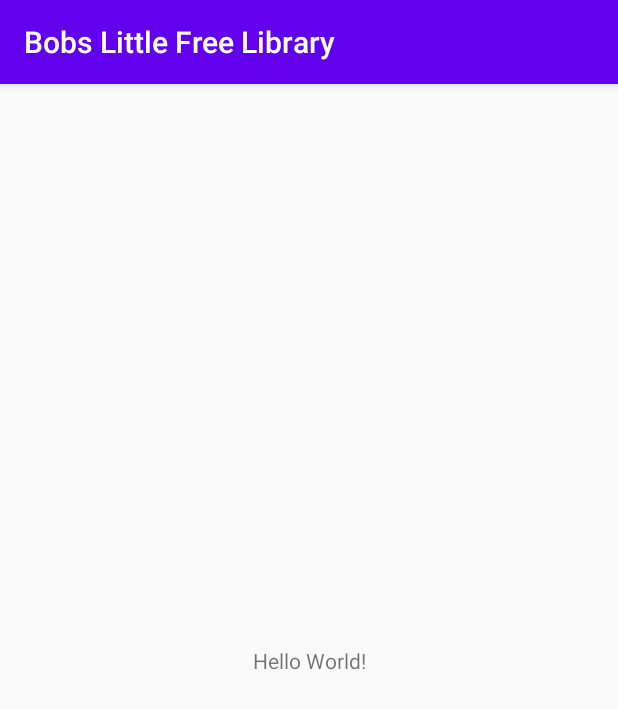
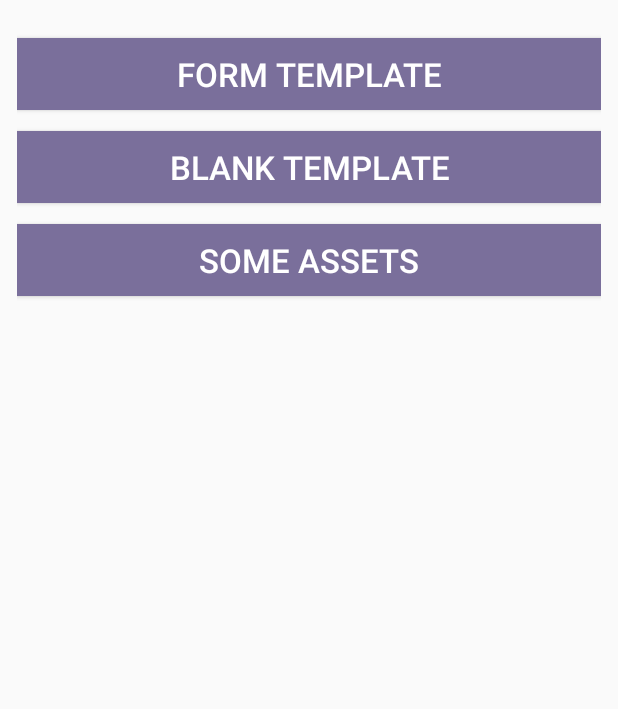
Before and after one commit to CMPUT301F20T29/Bobs-Little-Free-Library, an Android app: the screen it shows after launch (MainActivity), on a phone screen of 412 x 824 dp. Shown: the top 709 px of the screen. Run offline under Robolectric (Android 15) with nearby library versions, the phone set to English and light mode, and no system bars.

Commit message:
Created design templates

```diff
--- a/BobsLittleFreeLibrary/app/src/main/AndroidManifest.xml
+++ b/BobsLittleFreeLibrary/app/src/main/AndroidManifest.xml
@@ -9,6 +9,10 @@
         android:roundIcon="@mipmap/ic_launcher_round"
         android:supportsRtl="true"
         android:theme="@style/AppTheme">
+        <activity android:name=".templates.SomeAssetsActivity"></activity>
+        <activity android:name=".templates.BlankTemplateActivity" />
+        <activity android:name=".templates.FormTemplateActivity" />
+        <activity android:name=".templates.BlankActivityTemplate" />
         <activity android:name=".MainActivity">
             <intent-filter>
                 <action android:name="android.intent.action.MAIN" />
--- a/BobsLittleFreeLibrary/app/src/main/java/com/example/bobslittlefreelibrary/MainActivity.java
+++ b/BobsLittleFreeLibrary/app/src/main/java/com/example/bobslittlefreelibrary/MainActivity.java
@@ -2,13 +2,57 @@ package com.example.bobslittlefreelibrary;
 
 import androidx.appcompat.app.AppCompatActivity;
 
+import android.content.Intent;
 import android.os.Bundle;
+import android.view.View;
+import android.widget.Button;
+
+import com.example.bobslittlefreelibrary.templates.BlankTemplateActivity;
+import com.example.bobslittlefreelibrary.templates.FormTemplateActivity;
+import com.example.bobslittlefreelibrary.templates.SomeAssetsActivity;
 
 public class MainActivity extends AppCompatActivity {
+
+    private Button formTemplateButton;
+    private Button blankTemplateButton;
+    private Button someAssetsButton;
 
     @Override
     protected void onCreate(Bundle savedInstanceState) {
         super.onCreate(savedInstanceState);
         setContentView(R.layout.activity_main);
+
+        formTemplateButton = findViewById(R.id.form_template);
+        blankTemplateButton = findViewById(R.id.blank_template);
+        someAssetsButton = findViewById(R.id.some_assets);
+
+        formTemplateButton.setOnClickListener(new View.OnClickListener() {
+            @Override
+            public void onClick(View v) {
+                Intent intent = new Intent(MainActivity.this, FormTemplateActivity.class);
+                MainActivity.this.startActivity(intent);
+            }
+        });
+
+        blankTemplateButton.setOnClickListener(new View.OnClickListener() {
+            @Override
+            public void onClick(View v) {
+                Intent intent = new Intent(MainActivity.this, BlankTemplateActivity.class);
+                MainActivity.this.startActivity(intent);
+            }
+        });
+
+        someAssetsButton.setOnClickListener(new View.OnClickListener() {
+            @Override
+            public void onClick(View v) {
+                Intent intent = new Intent(MainActivity.this, SomeAssetsActivity.class);
+                MainActivity.this.startActivity(intent);
+            }
+        });
+
+
     }
+
+
+
 }
--- a/BobsLittleFreeLibrary/app/src/main/res/layout/activity_main.xml
+++ b/BobsLittleFreeLibrary/app/src/main/res/layout/activity_main.xml
@@ -1,18 +1,34 @@
 <?xml version="1.0" encoding="utf-8"?>
-<androidx.constraintlayout.widget.ConstraintLayout xmlns:android="http://schemas.android.com/apk/res/android"
-    xmlns:app="http://schemas.android.com/apk/res-auto"
+<RelativeLayout
+    xmlns:android="http://schemas.android.com/apk/res/android"
     xmlns:tools="http://schemas.android.com/tools"
     android:layout_width="match_parent"
     android:layout_height="match_parent"
-    tools:context=".MainActivity">
+    android:orientation="vertical"
+    tools:context=".MainActivity"
+    android:layout_gravity="start"
+    android:padding="11dp"
+    >
 
-    <TextView
-        android:layout_width="wrap_content"
+    <Button
+        android:id="@+id/form_template"
+        android:layout_width="match_parent"
         android:layout_height="wrap_content"
-        android:text="Hello World!"
-        app:layout_constraintBottom_toBottomOf="parent"
-        app:layout_constraintLeft_toLeftOf="parent"
-        app:layout_constraintRight_toRightOf="parent"
-        app:layout_constraintTop_toTopOf="parent" />
+        android:text="Form Template"
+        style="@style/SubmitButton"/>
+    <Button
+        android:id="@+id/blank_template"
+        android:layout_width="match_parent"
+        android:layout_height="wrap_content"
+        android:text="Blank Template"
+        android:layout_below="@+id/form_template"
+        style="@style/SubmitButton"/>
+    <Button
+        android:id="@+id/some_assets"
+        android:layout_width="match_parent"
+        android:layout_height="wrap_content"
+        android:text="Some Assets"
+        android:layout_below="@+id/blank_template"
+        style="@style/SubmitButton"/>
 
-</androidx.constraintlayout.widget.ConstraintLayout>
+</RelativeLayout>
--- a/BobsLittleFreeLibrary/app/src/main/res/values/colors.xml
+++ b/BobsLittleFreeLibrary/app/src/main/res/values/colors.xml
@@ -1,6 +1,9 @@
 <?xml version="1.0" encoding="utf-8"?>
 <resources>
-    <color name="colorPrimary">#6200EE</color>
-    <color name="colorPrimaryDark">#3700B3</color>
-    <color name="colorAccent">#03DAC5</color>
+    <color name="colorPrimary">#7A6F9B</color>
+    <color name="colorLight">#FFFF</color>
+    <color name="colorPrimaryDark">#011C27</color>
+    <color name="colorAccent">#8B85C1</color>
+    <color name="colorNegative">#86092C</color>
+    <color name="colorPositive">#6BB378</color>
 </resources>
--- a/BobsLittleFreeLibrary/app/src/main/res/values/styles.xml
+++ b/BobsLittleFreeLibrary/app/src/main/res/values/styles.xml
@@ -1,10 +1,85 @@
 <resources>
-    <!-- Base application theme. -->
-    <style name="AppTheme" parent="Theme.AppCompat.Light.DarkActionBar">
-        <!-- Customize your theme here. -->
+    <style name="AppTheme" parent="Theme.AppCompat.Light.NoActionBar">
         <item name="colorPrimary">@color/colorPrimary</item>
         <item name="colorPrimaryDark">@color/colorPrimaryDark</item>
         <item name="colorAccent">@color/colorAccent</item>
+        <item name="alertDialogTheme">@style/AlertDialogTheme</item>
+    </style>
+
+    <style name="BackButton" parent="Widget.AppCompat.Button">
+        <item name="android:layout_width">wrap_content</item>
+        <item name="android:layout_height">wrap_content</item>
+        <item name="android:textSize">18dp</item>
+        <item name="android:drawableLeft">@drawable/back_button_icon</item>
+        <item name="android:background">@android:color/transparent</item>
+    </style>
+
+    <style name="RightCornerButton" parent="Widget.AppCompat.Button">
+        <item name="android:layout_width">wrap_content</item>
+        <item name="android:layout_height">wrap_content</item>
+        <item name="android:background">@android:color/transparent</item>
+        <item name="android:textSize">18dp</item>
+    </style>
+
+    <style name="ProfileButton" parent="Widget.AppCompat.Button">
+        <item name="android:layout_width">wrap_content</item>
+        <item name="android:layout_height">wrap_content</item>
+        <item name="android:textSize">18dp</item>
+        <item name="android:textAllCaps">false</item>
+        <item name="android:drawableRight">@drawable/user_icon</item>
+        <item name="android:drawablePadding">7dp</item>
+        <item name="android:background">@color/colorPrimary</item>
+        <item name="android:textColor">@color/colorLight</item>
+        <item name="android:padding">10dp</item>
+    </style>
+
+    <style name="SubmitButton" parent="Widget.AppCompat.Button">
+        <item name="android:layout_marginTop">14dp</item>
+        <item name="android:background">@color/colorPrimary</item>
+        <item name="android:textColor">@color/colorLight</item>
+        <item name="android:textSize">22dp</item>
+    </style>
+
+    <style name="FormInput" parent="Widget.AppCompat.EditText">
+        <item name="android:layout_width">fill_parent</item>
+        <item name="android:layout_height">wrap_content</item>
+        <item name="android:ems">10</item>
+    </style>
+
+    <style name="ViewTitle" parent="Widget.AppCompat.TextView">
+        <item name="android:layout_width">wrap_content</item>
+        <item name="android:layout_height">wrap_content</item>
+        <item name="android:textSize">40dp</item>
+        <item name="android:fontFamily">@font/title_font</item>
+        <item name="android:textColor">@color/colorPrimaryDark</item>
+    </style>
+
+    <style name="FormLabel" parent="Widget.AppCompat.TextView">
+        <item name="android:layout_width">wrap_content</item>
+        <item name="android:layout_height">wrap_content</item>
+        <item name="android:textColor">@color/colorPrimaryDark</item>
+        <item name="android:layout_marginTop">14dp</item>
+        <item name="android:textSize">22dp</item>
+    </style>
+
+    <style name="AlertDialogTheme" parent="ThemeOverlay.AppCompat.Dialog.Alert">
+        <item name="buttonBarNegativeButtonStyle">@style/NegativeButtonStyle</item>
+        <item name="buttonBarPositiveButtonStyle">@style/PositiveButtonStyle</item>
+        <item name="titleTextStyle">@style/PositiveButtonStyle</item>
+    </style>
+
+    <style name="NegativeButtonStyle" parent="Widget.AppCompat.Button">
+        <item name="android:textColor">@color/colorLight</item>
+        <item name="android:background">@color/colorNegative</item>
+        <item name="android:layout_marginRight">10dp</item>
+        <item name="android:layout_height">wrap_content</item>
+    </style>
+
+    <style name="PositiveButtonStyle" parent="Widget.AppCompat.Button">
+        <item name="android:textColor">@color/colorLight</item>
+        <item name="android:background">@color/colorPositive</item>
+        <item name="android:layout_marginLeft">10dp</item>
+        <item name="android:layout_height">wrap_content</item>
     </style>
 
 </resources>
```
Also changed, not shown: BobsLittleFreeLibrary/app/src/main/java/com/example/bobslittlefreelibrary/templates/BlankTemplateActivity.java (added, +32 -0 lines), BobsLittleFreeLibrary/app/src/main/java/com/example/bobslittlefreelibrary/templates/FormTemplateActivity.java (added, +32 -0 lines), BobsLittleFreeLibrary/app/src/main/java/com/example/bobslittlefreelibrary/templates/SomeAssetsActivity.java (added, +58 -0 lines), BobsLittleFreeLibrary/app/src/main/res/drawable/back_button_icon.xml (added, +10 -0 lines), BobsLittleFreeLibrary/app/src/main/res/drawable/circle.xml (added, +10 -0 lines), BobsLittleFreeLibrary/app/src/main/res/drawable/user_icon.xml (added, +10 -0 lines), BobsLittleFreeLibrary/app/src/main/res/font/title_font.xml (added, +12 -0 lines), BobsLittleFreeLibrary/app/src/main/res/layout/activity_blank_template.xml (added, +55 -0 lines), BobsLittleFreeLibrary/app/src/main/res/layout/activity_form_template.xml (added, +90 -0 lines), BobsLittleFreeLibrary/app/src/main/res/layout/activity_some_assets.xml (added, +77 -0 lines), BobsLittleFreeLibrary/app/src/main/res/font/title_bold.ttf (added).
